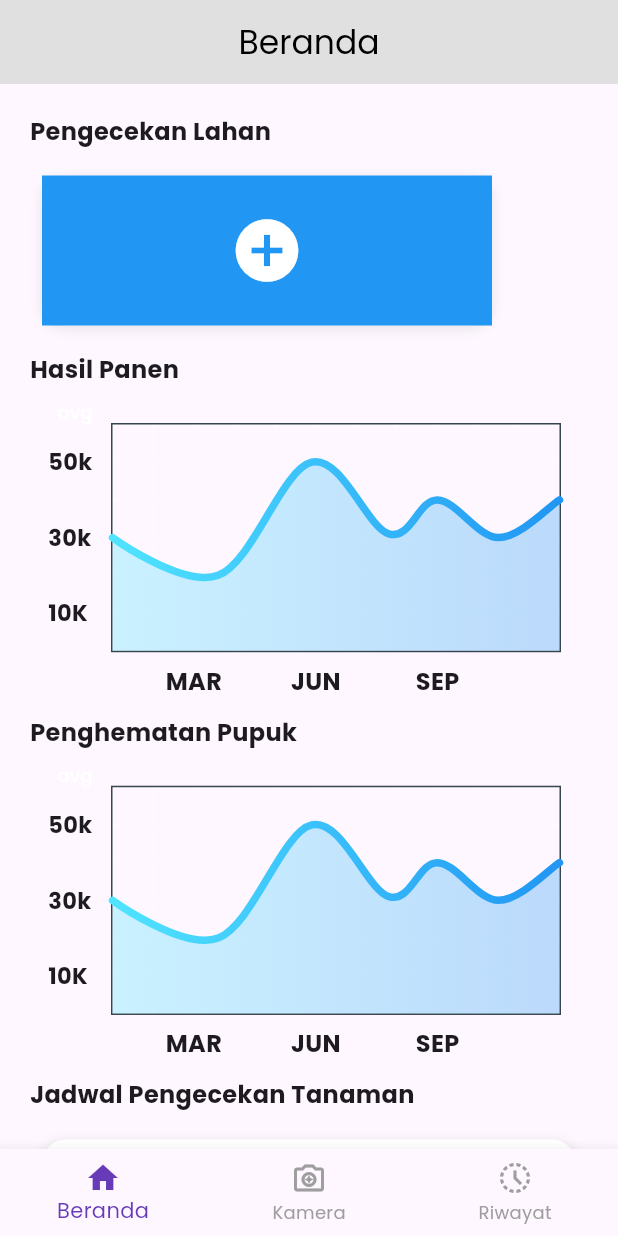
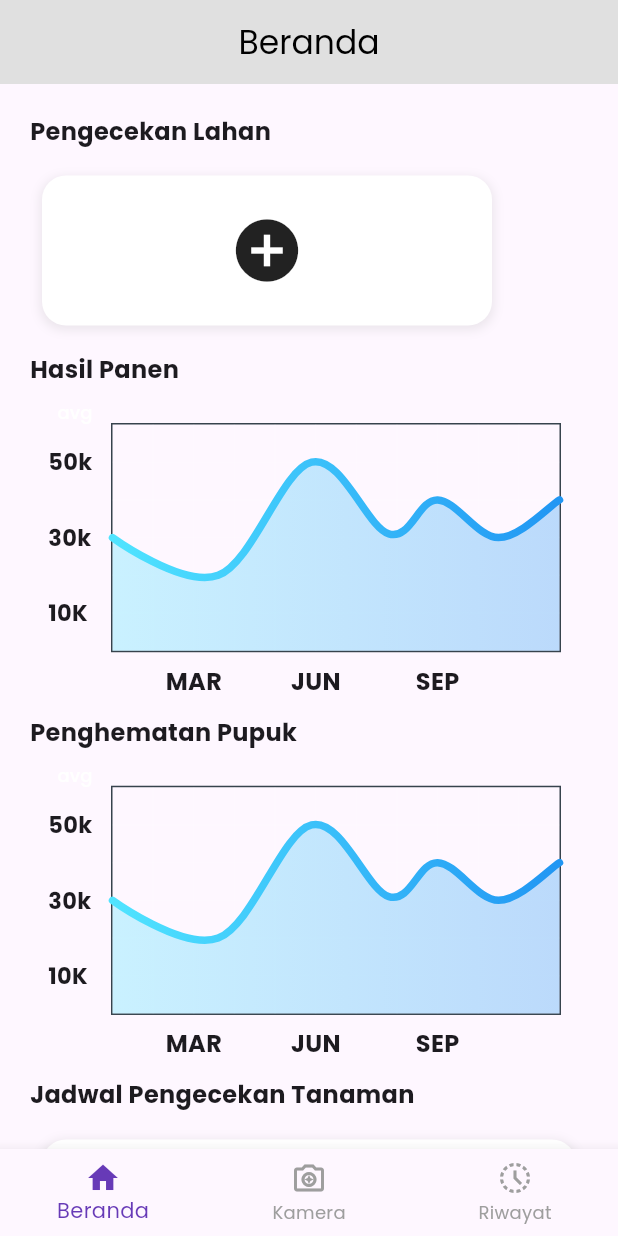
Before and after one commit to hendra0123/PetaniKu, a Flutter app: the screen it shows after launch, on a phone screen of 412 x 824 dp. Run offline on Flutter 3.47's test engine with Material 3 defaults, Android fonts, the phone set to English and light mode, and no system bars; drawn by our look-alikes of fl_chart; our stand-ins replace camera, carousel_slider, flutter_local_notifications, google_fonts, permission_handler, timezone; missing offline and left inert: get_phone_number.

Commit message:
box container home

```diff
--- a/lib/pages/dashboard_page.dart
+++ b/lib/pages/dashboard_page.dart
@@ -512,7 +512,11 @@ class _DashboardPageState extends State<DashboardPage> {
               ),
               const SizedBox(height: 10),
               Container(
+                  width: 300,
+                  height: 100,
                   margin: const EdgeInsets.all(8),
+                  padding:
+                      const EdgeInsets.symmetric(horizontal: 16, vertical: 16),
                   decoration: BoxDecoration(
                     color: Colors.white,
                     borderRadius: BorderRadius.circular(16),
@@ -525,20 +529,11 @@ class _DashboardPageState extends State<DashboardPage> {
                       ),
                     ],
                   ),
-                child: GestureDetector(
-                  onTap: () {
-                    // Tambahkan logika yang ingin dijalankan saat container di-tap
-                    print('Container di-tap');
-                  },
-                  child: Container(
-                      width: 300,
-                      height: 100,
-                      color: Colors.blue,
-                      alignment: Alignment.center,
-                      child: Icon(Icons.add_circle,
-                          size: 50, color: Colors.white)),
-                ),
-              ),
+                  child: Icon(
+                    Icons.add_circle,
+                    size: 50,
+                  )),
+
               const SizedBox(height: 10),
               const Text(
                 'Hasil Panen',
```
Lines whose indentation alone changed are shown as unchanged.
